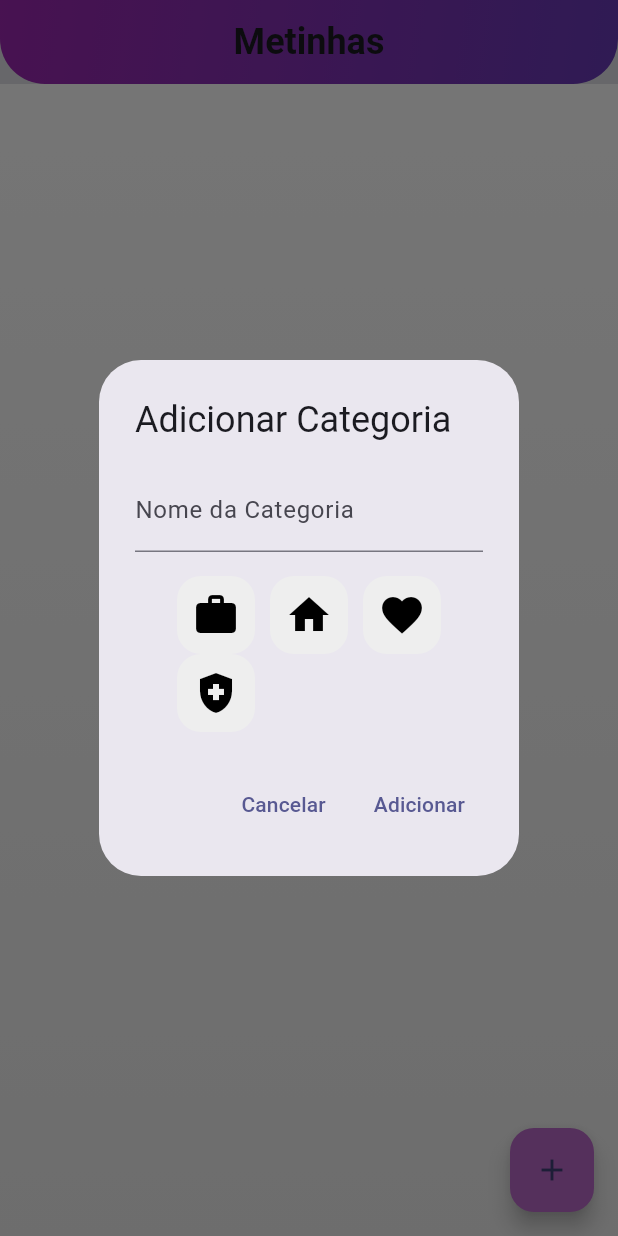
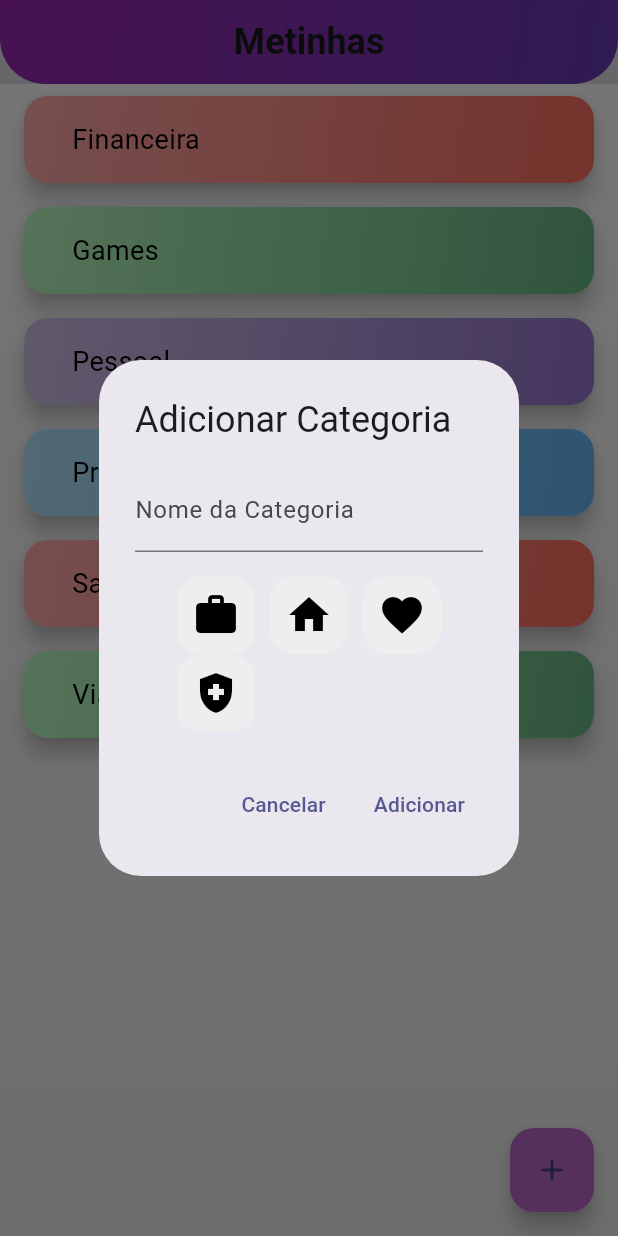
Before and after one commit to GuilhermeAmaroDev/metinhas, a Flutter app: the screen it shows after launch, after a tap on the "add" icon, on a phone screen of 412 x 824 dp. Run offline on Flutter 3.47's test engine with Material 3 defaults, Android fonts, the light colour scheme and no system bars; our stand-ins replace flutter_modular, mobx, sqflite, sqflite_common_ffi; accounts and stored records are empty; generated files the repository leaves out were written again; Roboto replaces fonts that are missing (Poppins).

Commit message:
Salvando e buscando as categorias no banco.

```diff
--- a/lib/app/categoria/controller/categoria_controller.dart
+++ b/lib/app/categoria/controller/categoria_controller.dart
@@ -5,15 +5,12 @@ import '../services/categoria_service.dart';
 
 class CategoriaController {
   CategoriaService service;
-  final ValueNotifierList<Categoria> _categoriasNotifier = ValueNotifierList([]);
-
+  ValueNotifierList<Categoria> categoriasNotifier = ValueNotifierList([]);
 
   CategoriaController(this.service);
 
-  ValueNotifierList<Categoria> get categoriasNotifier => _categoriasNotifier;
-
-  Future<void> loadCategorias() {
-    return initializeCategorias();
+  Future<void> loadCategorias() async {
+    await initializeCategorias();
   }
 
   void addCategoria(String nome) {
@@ -38,12 +35,7 @@ class CategoriaController {
 
 
   Future<void> initializeCategorias() async {
-    final loadedCategorias = await service.getAllCategorias();
-    loadedCategorias?.cast<Categoria>() ?? [
-      Categoria(id: 1, nome: 'Pessoal'),
-      Categoria(id: 2, nome: 'Financeira'),
-      Categoria(id: 3, nome: 'Profissional'),
-      Categoria(id: 4, nome: 'Saúde'),
-    ];
+    final categorias = await service.getAllCategorias();
+    categoriasNotifier.addAll(categorias);
   }
 }
--- a/lib/app/categoria/dto/categoria_dto.dart
+++ b/lib/app/categoria/dto/categoria_dto.dart
@@ -1,3 +1,4 @@
+import 'package:flutter/material.dart';
 import 'package:metinhas/app/metas/dto/metas_dto.dart';
 
 class CategoriaDto {
@@ -27,7 +28,7 @@ class CategoriaDto {
       id: map['id'],
       nome: map['nome'],
       icon: map['icon'],
-      metas: (map['metas'] as List).map((metaMap) => MetasDto.fromMap(metaMap)).toList(),
+      metas: map['metas'] != null ? (map['metas'] as List).map((metaMap) => MetasDto.fromMap(metaMap)).toList() : [],
     );
   }
 }
--- a/lib/app/categoria/repositories/categoria_repository.dart
+++ b/lib/app/categoria/repositories/categoria_repository.dart
@@ -12,12 +12,14 @@ class CategoriaRepository extends BaseRepository<CategoriaDto> {
   @override
   void createTable(Batch batch) async {
     batch.execute('''
-      CREATE TABLE IF NOT EXISTS categorias (
+      CREATE TABLE categorias (
         id INTEGER PRIMARY KEY AUTOINCREMENT,
         nome TEXT NOT NULL UNIQUE,
-        icon TEXT NOT NULL
+        icon INTEGER
       )
     ''');
+
+    batch.execute("INSERT INTO categorias(nome) VALUES ('Profissional'), ('Pessoal'), ('Financeira'), ('Viagens'), ('Saúde'), ('Games')");
   }
 
   @override
@@ -27,7 +29,7 @@ class CategoriaRepository extends BaseRepository<CategoriaDto> {
       where: where,
       whereArgs: whereArgs,
       limit: limit,
-      deletado: deletado,
+      deletado: true,
       dbExecutor: dbExecutor,
     );
   }
--- a/lib/app/categoria/tela_principal.dart
+++ b/lib/app/categoria/tela_principal.dart
@@ -53,7 +53,7 @@ class _TelaPrincipalState extends State<TelaPrincipal> {
         ),
         child: ValueListenableBuilder<List<Categoria>>(
           valueListenable: controller.categoriasNotifier,
-          builder: (context, categorias, _) {
+          builder: (_, categorias, __) {
             if (categorias.isEmpty) {
               return const Center(
                 child: Text(
--- a/lib/app/database/sqflite_helper.dart
+++ b/lib/app/database/sqflite_helper.dart
@@ -1,3 +1,5 @@
+import 'package:metinhas/app/categoria/repositories/categoria_repository.dart';
+import 'package:metinhas/app/metas/repositories/metas_repository.dart';
 import 'package:sqflite/sqflite.dart';
 import 'package:path/path.dart';
 
@@ -29,22 +31,12 @@ class SqfliteHelper {
   }
 
   void _onCreate(Database db, int version) async {
-    await db.execute('''
-      CREATE TABLE categorias (
-        id INTEGER PRIMARY KEY AUTOINCREMENT,
-        nome TEXT NOT NULL,
-        icon TEXT NOT NULL
-      )
-    ''');
-    await db.execute('''
-      CREATE TABLE metas (
-        id INTEGER PRIMARY KEY AUTOINCREMENT,
-        titulo TEXT NOT NULL,
-        descricao TEXT,
-        categoriaId INTEGER,
-        FOREIGN KEY (categoriaId) REFERENCES categorias (id)
-      )
-    ''');
+    final batch = db.batch();
+
+    CategoriaRepository().createTable(batch);
+    MetaRepository().createTable(batch);
+
+    await batch.commit();
   }
 
   void _onUpgrade(Database db, int oldVersion, int newVersion) async {
```
Also changed, not shown: lib/app/notifiers/value_notifier.dart (+12 -6 lines).
